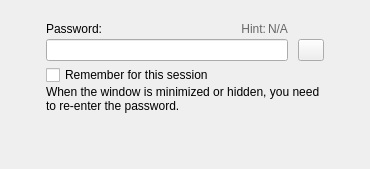
WizTeam/WizQTClient, file src/ui/WizUserCipherForm.ui: the form before one commit.
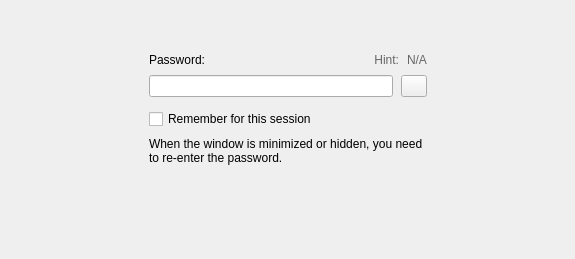
The form after the commit. Custom widgets are drawn as their Qt base class.

```diff
--- a/src/ui/WizUserCipherForm.ui
+++ b/src/ui/WizUserCipherForm.ui
@@ -6,8 +6,8 @@
    <rect>
     <x>0</x>
     <y>0</y>
-    <width>370</width>
-    <height>169</height>
+    <width>575</width>
+    <height>259</height>
    </rect>
   </property>
   <property name="windowTitle">
@@ -30,7 +30,7 @@
    <item>
     <layout class="QVBoxLayout" name="verticalLayout_3">
      <property name="spacing">
-      <number>0</number>
+      <number>8</number>
      </property>
      <item>
       <spacer name="verticalSpacer">
@@ -53,7 +53,7 @@
        <item>
         <layout class="QVBoxLayout" name="verticalLayout">
          <property name="spacing">
-          <number>2</number>
+          <number>8</number>
          </property>
          <item>
           <layout class="QHBoxLayout" name="horizontalLayout">
@@ -115,34 +115,10 @@
           </layout>
          </item>
          <item>
+          <layout class="QHBoxLayout" name="horizontalLayout_5">
+           <item>
           <widget class="QLineEdit" name="editUserCipher"/>
          </item>
-        </layout>
-       </item>
-       <item>
-        <layout class="QVBoxLayout" name="verticalLayout_2">
-         <property name="spacing">
-          <number>0</number>
-         </property>
-         <property name="leftMargin">
-          <number>10</number>
-         </property>
-         <item>
-          <spacer name="verticalSpacer_3">
-           <property name="orientation">
-            <enum>Qt::Vertical</enum>
-           </property>
-           <property name="sizeType">
-            <enum>QSizePolicy::Preferred</enum>
-           </property>
-           <property name="sizeHint" stdset="0">
-            <size>
-             <width>10</width>
-             <height>23</height>
-            </size>
-           </property>
-          </spacer>
-         </item>
          <item>
           <widget class="WizImageButton" name="buttonOk">
            <property name="sizePolicy">
@@ -166,6 +142,8 @@
        </item>
       </layout>
      </item>
+      </layout>
+     </item>
      <item>
       <layout class="QHBoxLayout" name="horizontalLayout_3">
        <property name="topMargin">
```
Left out of the diff: 3 changed lines with no effect on the pictures. Lines whose indentation alone changed are shown as unchanged.
